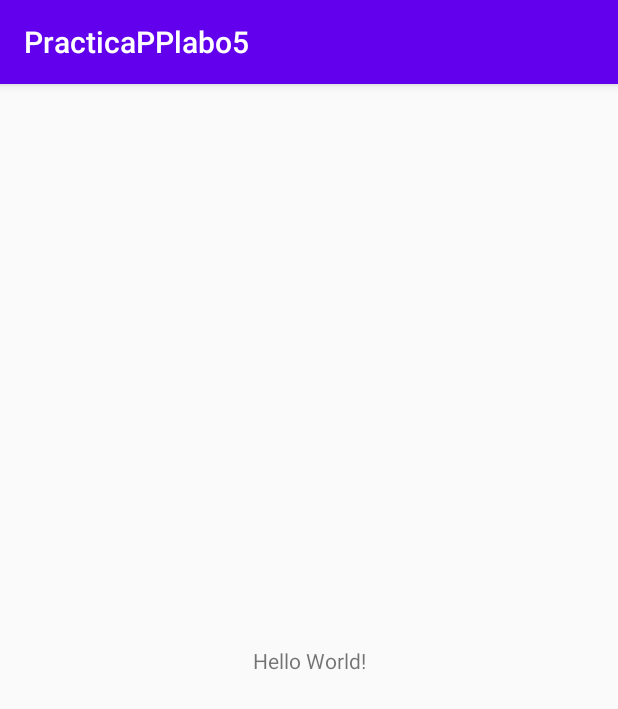
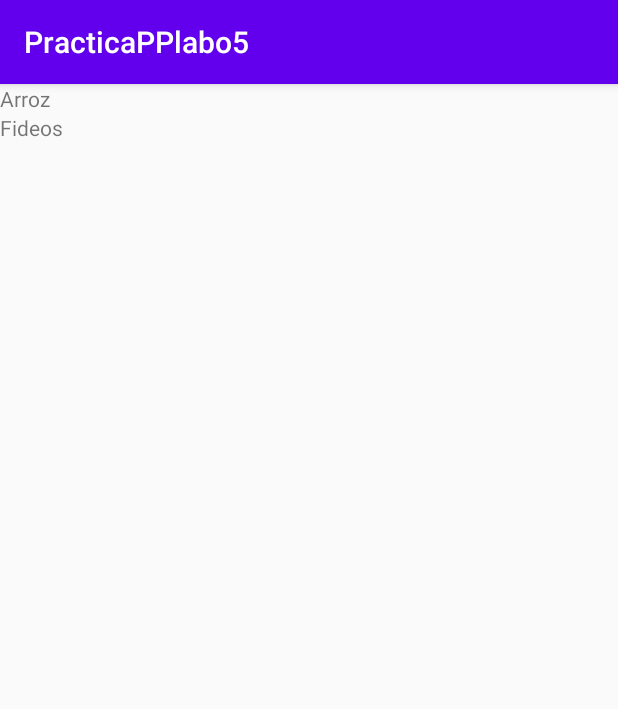
Before and after one commit to pablo86v/PracticaPPlabo5, an Android app: the screen it shows after launch (MainActivity), on a phone screen of 412 x 824 dp. Shown: the top 709 px of the screen. Run offline under Robolectric (Android 15) with nearby library versions, the phone set to English and light mode, and no system bars.

Commit message:
+recyclerView

```diff
--- a/app/build.gradle
+++ b/app/build.gradle
@@ -26,6 +26,7 @@ dependencies {
     implementation fileTree(dir: "libs", include: ["*.jar"])
     implementation 'androidx.appcompat:appcompat:1.2.0'
     implementation 'androidx.constraintlayout:constraintlayout:2.0.1'
+    implementation 'androidx.recyclerview:recyclerview:1.1.0'
     testImplementation 'junit:junit:4.12'
     androidTestImplementation 'androidx.test.ext:junit:1.1.2'
     androidTestImplementation 'androidx.test.espresso:espresso-core:3.3.0'
--- a/app/src/main/java/com/example/practicapplabo5/MainActivity.java
+++ b/app/src/main/java/com/example/practicapplabo5/MainActivity.java
@@ -1,14 +1,45 @@
 package com.example.practicapplabo5;
 
+import androidx.annotation.NonNull;
 import androidx.appcompat.app.AppCompatActivity;
+import androidx.recyclerview.widget.LinearLayoutManager;
+import androidx.recyclerview.widget.RecyclerView;
 
 import android.os.Bundle;
+import android.util.Log;
+import android.view.MenuItem;
+
+import java.util.ArrayList;
+import java.util.List;
 
 public class MainActivity extends AppCompatActivity {
+    private List<Producto> productos;
+    private ProductoAdapter productoAdapter;
 
     @Override
     protected void onCreate(Bundle savedInstanceState) {
         super.onCreate(savedInstanceState);
         setContentView(R.layout.activity_main);
+
+        // Lista de productos
+        List<Producto> productos = new ArrayList<Producto>();
+        productos.add(new Producto(1,50,"Arroz"));
+        productos.add(new Producto(1,55,"Fideos"));
+
+        // Obtengo el Recycler y le configuro un layoutmanager
+        RecyclerView rv = (RecyclerView)findViewById(R.id.recycler);
+        LinearLayoutManager lm = new LinearLayoutManager(this);
+        rv.setLayoutManager(lm);
+
+        // Seteo el adapter al recycler
+        productoAdapter = new ProductoAdapter(productos);
+        rv.setAdapter(productoAdapter);
+        productoAdapter.notifyDataSetChanged();
+
+
+
     }
+
+
+
 }
--- /dev/null
+++ b/app/src/main/java/com/example/practicapplabo5/Producto.java
@@ -0,0 +1,39 @@
+package com.example.practicapplabo5;
+
+public class Producto {
+    private int cantidad;
+    private double precioUnidad;
+
+    public Producto(int cantidad, double precioUnidad, String nombreProducto) {
+        this.cantidad = cantidad;
+        this.precioUnidad = precioUnidad;
+        this.nombreProducto = nombreProducto;
+    }
+
+    public String getNombreProducto() {
+        return nombreProducto;
+    }
+
+    public void setNombreProducto(String nombreProducto) {
+        this.nombreProducto = nombreProducto;
+    }
+
+    private String nombreProducto;
+
+
+    public int getCantidad() {
+        return cantidad;
+    }
+
+    public void setCantidad(int cantidad) {
+        this.cantidad = cantidad;
+    }
+
+    public double getPrecioUnidad() {
+        return precioUnidad;
+    }
+
+    public void setPrecioUnidad(double precioUnidad) {
+        this.precioUnidad = precioUnidad;
+    }
+}
--- /dev/null
+++ b/app/src/main/java/com/example/practicapplabo5/ProductoAdapter.java
@@ -0,0 +1,39 @@
+package com.example.practicapplabo5;
+
+import android.view.LayoutInflater;
+import android.view.View;
+import android.view.ViewGroup;
+
+import androidx.annotation.NonNull;
+import androidx.recyclerview.widget.RecyclerView;
+import java.util.ArrayList;
+import java.util.List;
+
+public class ProductoAdapter extends RecyclerView.Adapter<ProductoViewHolder> {
+
+    private List<Producto> productos = new ArrayList<>();
+
+
+    public ProductoAdapter(List<Producto> productos) {
+        this.productos = productos;
+    }
+
+    @NonNull
+    @Override
+    public ProductoViewHolder onCreateViewHolder(@NonNull ViewGroup parent, int viewType) {
+        View v = LayoutInflater.from(parent.getContext()).inflate(R.layout.item, parent, false);
+        ProductoViewHolder productoViewHolder = new ProductoViewHolder(v);
+        return productoViewHolder;
+    }
+
+    @Override
+    public void onBindViewHolder(@NonNull ProductoViewHolder holder, int position) {
+        Producto p = productos.get(position);
+        holder.tvNombreProducto.setText(p.getNombreProducto());
+    }
+
+    @Override
+    public int getItemCount() {
+        return productos.size();
+    }
+}
--- /dev/null
+++ b/app/src/main/java/com/example/practicapplabo5/ProductoViewHolder.java
@@ -0,0 +1,14 @@
+package com.example.practicapplabo5;
+import android.view.View;
+import android.widget.TextView;
+import androidx.annotation.NonNull;
+import androidx.recyclerview.widget.RecyclerView;
+
+public class ProductoViewHolder extends RecyclerView.ViewHolder {
+    public TextView tvNombreProducto;
+
+    public ProductoViewHolder(@NonNull View itemView) {
+        super(itemView);
+        tvNombreProducto = itemView.findViewById(R.id.tvNombreProducto);
+    }
+}
--- a/app/src/main/res/layout/activity_main.xml
+++ b/app/src/main/res/layout/activity_main.xml
@@ -1,4 +1,5 @@
 <?xml version="1.0" encoding="utf-8"?>
+
 <androidx.constraintlayout.widget.ConstraintLayout xmlns:android="http://schemas.android.com/apk/res/android"
     xmlns:app="http://schemas.android.com/apk/res-auto"
     xmlns:tools="http://schemas.android.com/tools"
@@ -6,13 +7,20 @@
     android:layout_height="match_parent"
     tools:context=".MainActivity">
 
-    <TextView
+    <!-- <TextView
         android:layout_width="wrap_content"
         android:layout_height="wrap_content"
         android:text="Hello World!"
         app:layout_constraintBottom_toBottomOf="parent"
         app:layout_constraintLeft_toLeftOf="parent"
         app:layout_constraintRight_toRightOf="parent"
-        app:layout_constraintTop_toTopOf="parent" />
+        app:layout_constraintTop_toTopOf="parent" /> -->
+
+    <androidx.recyclerview.widget.RecyclerView
+        android:layout_width="match_parent"
+        android:layout_height="match_parent"
+        android:id="@+id/recycler">
+
+    </androidx.recyclerview.widget.RecyclerView>
 
 </androidx.constraintlayout.widget.ConstraintLayout>
--- /dev/null
+++ b/app/src/main/res/layout/item.xml
@@ -0,0 +1,24 @@
+<?xml version="1.0" encoding="utf-8"?>
+<LinearLayout
+    xmlns:android="http://schemas.android.com/apk/res/android"
+    android:layout_width="match_parent"
+    android:layout_height="wrap_content">
+
+    <LinearLayout
+        android:layout_width="match_parent"
+        android:layout_height="match_parent"
+        android:orientation="horizontal">
+        <TextView
+            android:layout_width="match_parent"
+            android:layout_height="wrap_content"
+            android:id="@+id/tvNombreProducto"/>
+
+        <ImageButton
+            android:layout_width="match_parent"
+            android:layout_height="match_parent"
+            android:src="@drawable/pencil"/>
+
+
+    </LinearLayout>
+
+</LinearLayout>
```
Also changed, not shown: app/src/main/res/drawable/pencil.png (added).
